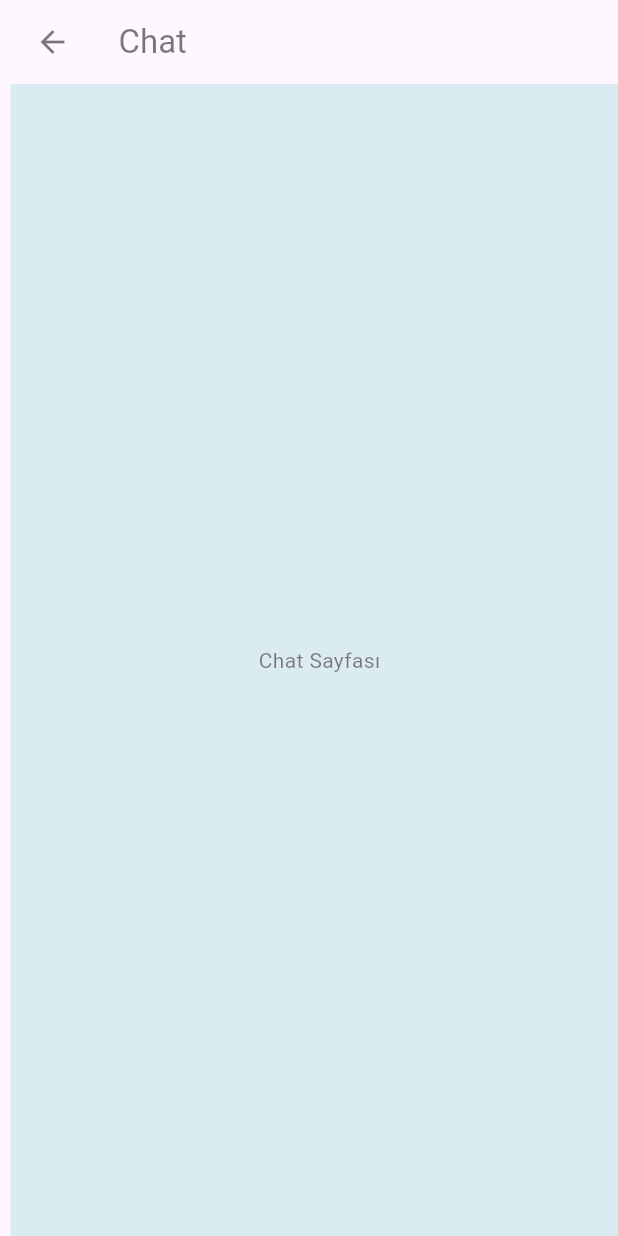
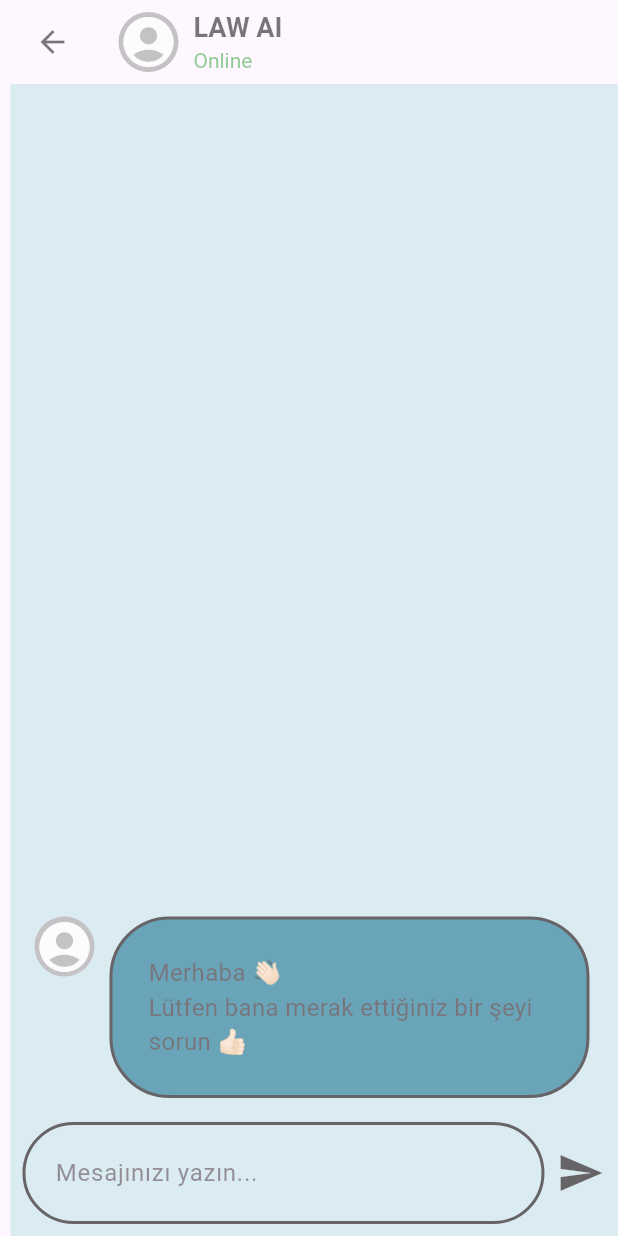
Before and after one commit to betbies/lawai, a Flutter app: the KesfetPage screen opened directly, after a tap on an icon or button, on a phone screen of 412 x 824 dp. Run offline on Flutter 3.47's test engine with Material 3 defaults, Android fonts, the phone set to English and light mode, and no system bars; our stand-ins replace confetti.

Commit message:
Your commit message

```diff
--- a/lib/pages/kesfet.dart
+++ b/lib/pages/kesfet.dart
@@ -1,7 +1,7 @@
 import 'package:flutter/material.dart';
 
 class KesfetPage extends StatefulWidget {
-  const KesfetPage({Key? key}) : super(key: key);
+  const KesfetPage({super.key});
 
   @override
   _KesfetPageState createState() => _KesfetPageState();
@@ -38,8 +38,8 @@ class _KesfetPageState extends State<KesfetPage> {
               SliverToBoxAdapter(
                 child: Column(
                   children: [
-                    SizedBox(height: 60), // Profil resmi ve "Hoşgeldiniz" yazısını biraz aşağı kaydır
-                    Row(
+                    const SizedBox(height: 60), // Profil resmi ve "Hoşgeldiniz" yazısını biraz aşağı kaydır
+                    const Row(
                       children: [
                         Icon(Icons.account_circle, size: 60), // Profil ikonu ekleyin
                         SizedBox(width: 10),
@@ -48,13 +48,13 @@ class _KesfetPageState extends State<KesfetPage> {
                           style: TextStyle(
                             fontStyle: FontStyle.italic,
                             fontSize: 22,
-                            color: Colors.black,
+                            color: Colors.black87,
                             fontWeight: FontWeight.bold,
                           ),
                         ),
                       ],
                     ),
-                    SizedBox(height: 20), // Diğer içeriklerden önceki boşluk
+                    const SizedBox(height: 20), // Diğer içeriklerden önceki boşluk
                     FadeAnimation(
                       1.2,
                       Text(
@@ -62,7 +62,7 @@ class _KesfetPageState extends State<KesfetPage> {
                         textAlign: TextAlign.center, // Metni ortala
                         style: TextStyle(
                           fontSize: 30,
-                          color: Colors.grey.shade900,
+                          color: Colors.black87,
                           fontWeight: FontWeight.bold,
                         ),
                       ),
@@ -163,7 +163,7 @@ class _KesfetPageState extends State<KesfetPage> {
             decoration: BoxDecoration(
               shape: BoxShape.circle,
               border: Border.all(
-                color: Colors.black,
+                color: Colors.black87,
                 width: 4,
               ),
             ),
@@ -184,7 +184,7 @@ class FadeAnimation extends StatelessWidget {
   final double delay;
   final Widget child;
 
-  const FadeAnimation(this.delay, this.child, {Key? key}) : super(key: key);
+  const FadeAnimation(this.delay, this.child, {super.key});
 
   @override
   Widget build(BuildContext context) {
@@ -205,19 +205,164 @@ class FadeAnimation extends StatelessWidget {
   }
 }
 
-class ChatPage extends StatelessWidget {
+
+class ChatPage extends StatefulWidget {
   const ChatPage({Key? key}) : super(key: key);
+
+  @override
+  _ChatPageState createState() => _ChatPageState();
+}
+
+class _ChatPageState extends State<ChatPage> {
+  TextEditingController _textController = TextEditingController();
+  List<Map<String, dynamic>> _messages = [
+    {'message': 'Merhaba 👋🏻 \nLütfen bana merak ettiğiniz bir şeyi sorun 👍🏻', 'isMe': false}
+  ];
+
+  bool _isOnline = true; // Kullanıcının çevrimiçi durumu
 
   @override
   Widget build(BuildContext context) {
     return Scaffold(
       appBar: AppBar(
-        title: const Text('Chat'),
+        title: Row(
+          children: [
+            CircleAvatar(
+              backgroundColor: Colors.grey,
+              child: Icon(
+                Icons.account_circle,
+                color: Colors.white,
+                size: 40.0,
+              ),
+            ),
+            SizedBox(width: 10.0),
+            Column(
+              crossAxisAlignment: CrossAxisAlignment.start,
+              children: [
+                Text(
+                  'LAW AI',
+                  style: TextStyle(fontSize: 18.0, fontWeight: FontWeight.bold),
+                ),
+                SizedBox(height: 2.0),
+                Text(
+                  _isOnline ? 'Online' : 'Offline',
+                  style: TextStyle(fontSize: 14.0, color: _isOnline ? Colors.green : Colors.red),
+                ),
+              ],
+            ),
+          ],
+        ),
       ),
-      body: const Center(
-        child: Text('Chat Sayfası'),
+      body: Column(
+        children: [
+          Expanded(
+            child: ListView.builder(
+              reverse: true,
+              itemCount: _messages.length,
+              itemBuilder: (BuildContext context, int index) {
+                return Padding(
+                  padding: const EdgeInsets.symmetric(vertical: 8.0, horizontal: 16.0),
+                  child: Row(
+                    crossAxisAlignment: CrossAxisAlignment.start,
+                    mainAxisAlignment: _messages[index]['isMe'] ? MainAxisAlignment.end : MainAxisAlignment.start,
+                    children: [
+                      _messages[index]['isMe']
+                          ? Container() // Kullanıcının mesajı olduğunda profil resmi olmayacak
+                          : CircleAvatar(
+                        backgroundColor: Colors.grey,
+                        child: Icon(
+                          Icons.account_circle,
+                          color: Colors.white,
+                          size: 40.0,
+                        ),
+                      ),
+                      SizedBox(width: 10.0),
+                      Flexible(
+                        child: Container(
+                          padding: EdgeInsets.all(12.0),
+                          decoration: BoxDecoration(
+                            color: _messages[index]['isMe'] ? Colors.white : Color(0xFF056C89), // Kullanıcının mesajı olduğunda arkaplan rengi beyaz olacak
+                            borderRadius: BorderRadius.circular(40.0),
+                            border: Border.all(
+                              color: Colors.black,
+                              width: 2.0,
+                            ),
+                          ),
+                          child: Padding(
+                            padding: const EdgeInsets.all(12.0),
+                            child: Text(
+                              _messages[index]['message'],
+                              style: TextStyle(fontSize: 16.0),
+                            ),
+                          ),
+                        ),
+                      ),
+                      SizedBox(width: 10.0), // Yatay boşluk ekleme
+                      _messages[index]['isMe']
+                          ? CircleAvatar(
+                        backgroundColor: Colors.grey,
+                        child: Icon(
+                          Icons.account_circle,
+                          color: Colors.white,
+                          size: 40.0,
+                        ),
+                      )
+                          : Container(), // Diğer kişinin mesajı olduğunda profil resmi olmayacak
+                    ],
+                  ),
+                );
+              },
+            ),
+          ),
+          Padding(
+            padding: const EdgeInsets.all(8.0),
+            child: Row(
+              children: [
+                Expanded(
+                  child: Container(
+                    decoration: BoxDecoration(
+                      borderRadius: BorderRadius.circular(40.0),
+                      border: Border.all(
+                        color: Colors.black,
+                        width: 2.0,
+                      ),
+                    ),
+                    child: TextField(
+                      controller: _textController,
+                      decoration: InputDecoration(
+                        hintText: 'Mesajınızı yazın...',
+                        contentPadding: const EdgeInsets.all(20.0),
+                        border: InputBorder.none,
+                      ),
+                      maxLines: null,
+                    ),
+                  ),
+                ),
+                IconButton(
+                  icon: Icon(Icons.send),
+                  color: Colors.black,
+                  iconSize: 32.0,
+                  onPressed: () {
+                    if (_textController.text.isNotEmpty) {
+                      setState(() {
+                        _messages.insert(0, {'message': _textController.text, 'isMe': true});
+                        _textController.clear();
+                      });
+                    }
+                  },
+                ),
+              ],
+            ),
+          ),
+        ],
       ),
       backgroundColor: const Color(0xFFC3E4E9),
     );
   }
 }
+
+void main() {
+  runApp(MaterialApp(
+    home: ChatPage(),
+  ));
+}
```
